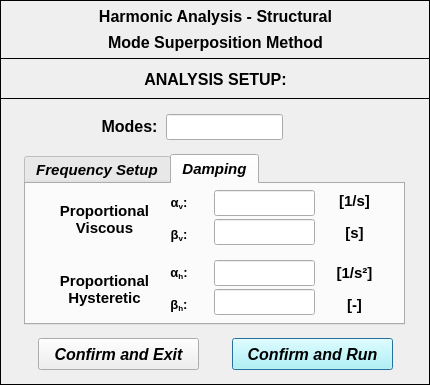
Before: the Qt Designer form pulse/uix/user_input/ui/analysisSetupInput_ModeSuperpositionMethod.ui in open-pulse/OpenPulse, drawn with Qt 5.
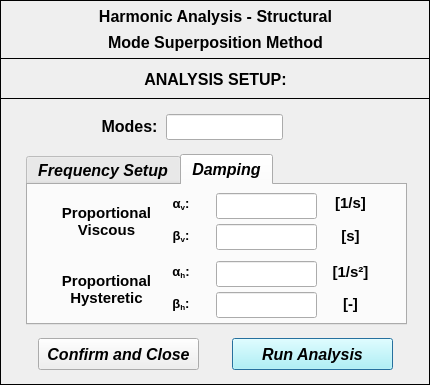
After: the same form once the commit is applied. The open tabs and pages were chosen to show the change. Icons and pictures are not drawn.

Patch:
```diff
--- a/pulse/uix/user_input/ui/analysisSetupInput_ModeSuperpositionMethod.ui
+++ b/pulse/uix/user_input/ui/analysisSetupInput_ModeSuperpositionMethod.ui
@@ -81,7 +81,7 @@
      <string notr="true">background-color: rgb(170, 255, 255);</string>
     </property>
     <property name="text">
-     <string>Confirm and Run</string>
+     <string>Run Analysis</string>
     </property>
    </widget>
    <widget class="QPushButton" name="pushButton_confirm_exit">
@@ -103,7 +103,7 @@
      </font>
     </property>
     <property name="text">
-     <string>Confirm and Exit</string>
+     <string>Confirm and Close</string>
     </property>
    </widget>
    <widget class="QLineEdit" name="lineEdit_modes">
@@ -156,7 +156,7 @@
    <widget class="QTabWidget" name="tabWidget">
     <property name="geometry">
      <rect>
-      <x>24</x>
+      <x>26</x>
       <y>56</y>
       <width>381</width>
       <height>171</height>
@@ -165,7 +165,7 @@
     <property name="font">
      <font>
       <family>Arial</family>
-      <pointsize>11</pointsize>
+      <pointsize>12</pointsize>
       <weight>75</weight>
       <italic>true</italic>
       <bold>true</bold>
@@ -450,7 +450,7 @@
         <x>28</x>
         <y>6</y>
         <width>101</width>
-        <height>59</height>
+        <height>61</height>
        </rect>
       </property>
       <layout class="QVBoxLayout" name="verticalLayout_5">
@@ -479,9 +479,9 @@
       <property name="geometry">
        <rect>
         <x>28</x>
-        <y>76</y>
+        <y>74</y>
         <width>101</width>
-        <height>59</height>
+        <height>61</height>
        </rect>
       </property>
       <layout class="QVBoxLayout" name="verticalLayout_6">
@@ -584,7 +584,7 @@
       <property name="geometry">
        <rect>
         <x>128</x>
-        <y>76</y>
+        <y>74</y>
         <width>52</width>
         <height>60</height>
        </rect>
@@ -660,7 +660,7 @@
         <x>188</x>
         <y>6</y>
         <width>101</width>
-        <height>57</height>
+        <height>61</height>
        </rect>
       </property>
       <layout class="QVBoxLayout" name="verticalLayout_9">
@@ -684,7 +684,7 @@
          <property name="font">
           <font>
            <family>Arial</family>
-           <pointsize>9</pointsize>
+           <pointsize>11</pointsize>
            <weight>75</weight>
            <italic>true</italic>
            <bold>true</bold>
@@ -712,7 +712,7 @@
          <property name="font">
           <font>
            <family>Arial</family>
-           <pointsize>9</pointsize>
+           <pointsize>11</pointsize>
            <weight>75</weight>
            <italic>true</italic>
            <bold>true</bold>
@@ -728,10 +728,10 @@
      <widget class="QWidget" name="verticalLayoutWidget_10">
       <property name="geometry">
        <rect>
-        <x>298</x>
+        <x>292</x>
         <y>4</y>
         <width>61</width>
-        <height>60</height>
+        <height>63</height>
        </rect>
       </property>
       <layout class="QVBoxLayout" name="verticalLayout_10">
@@ -802,8 +802,8 @@
      <widget class="QWidget" name="verticalLayoutWidget_11">
       <property name="geometry">
        <rect>
-        <x>298</x>
-        <y>76</y>
+        <x>292</x>
+        <y>74</y>
         <width>61</width>
         <height>60</height>
        </rect>
@@ -877,9 +877,9 @@
       <property name="geometry">
        <rect>
         <x>188</x>
-        <y>76</y>
+        <y>74</y>
         <width>101</width>
-        <height>57</height>
+        <height>61</height>
        </rect>
       </property>
       <layout class="QVBoxLayout" name="verticalLayout_12">
@@ -903,7 +903,7 @@
          <property name="font">
           <font>
            <family>Arial</family>
-           <pointsize>9</pointsize>
+           <pointsize>11</pointsize>
            <weight>75</weight>
            <italic>true</italic>
            <bold>true</bold>
@@ -931,7 +931,7 @@
          <property name="font">
           <font>
            <family>Arial</family>
-           <pointsize>9</pointsize>
+           <pointsize>11</pointsize>
            <weight>75</weight>
            <italic>true</italic>
            <bold>true</bold>
```
Left out of the diff: 10 changed lines with no effect on the pictures.
